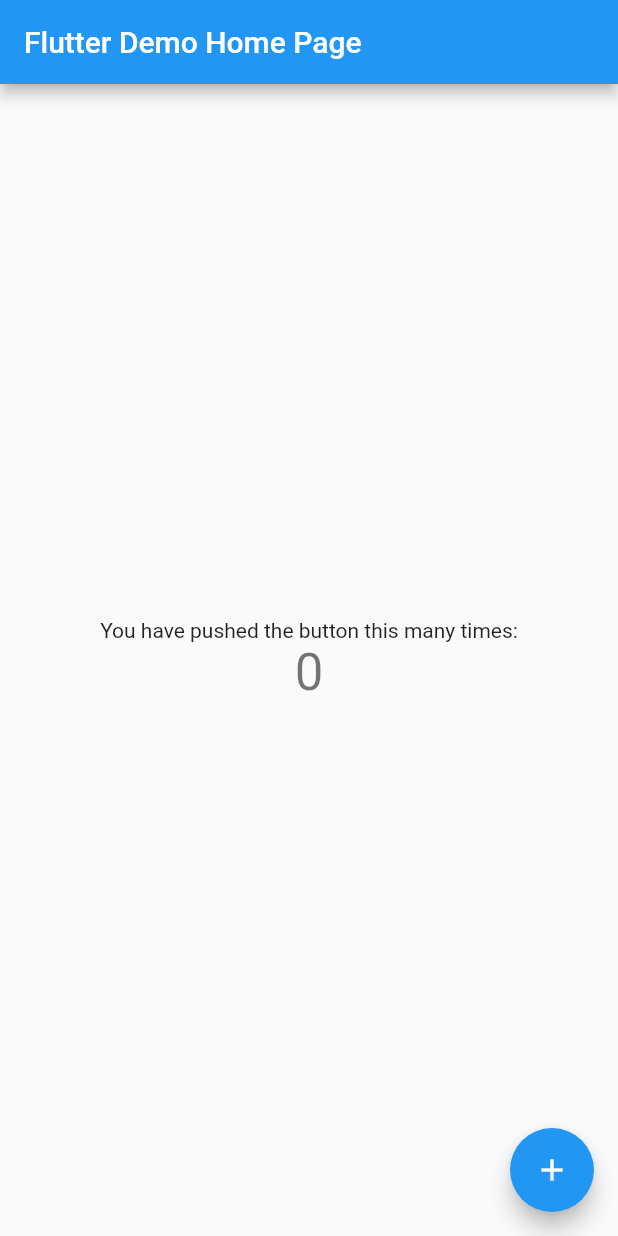
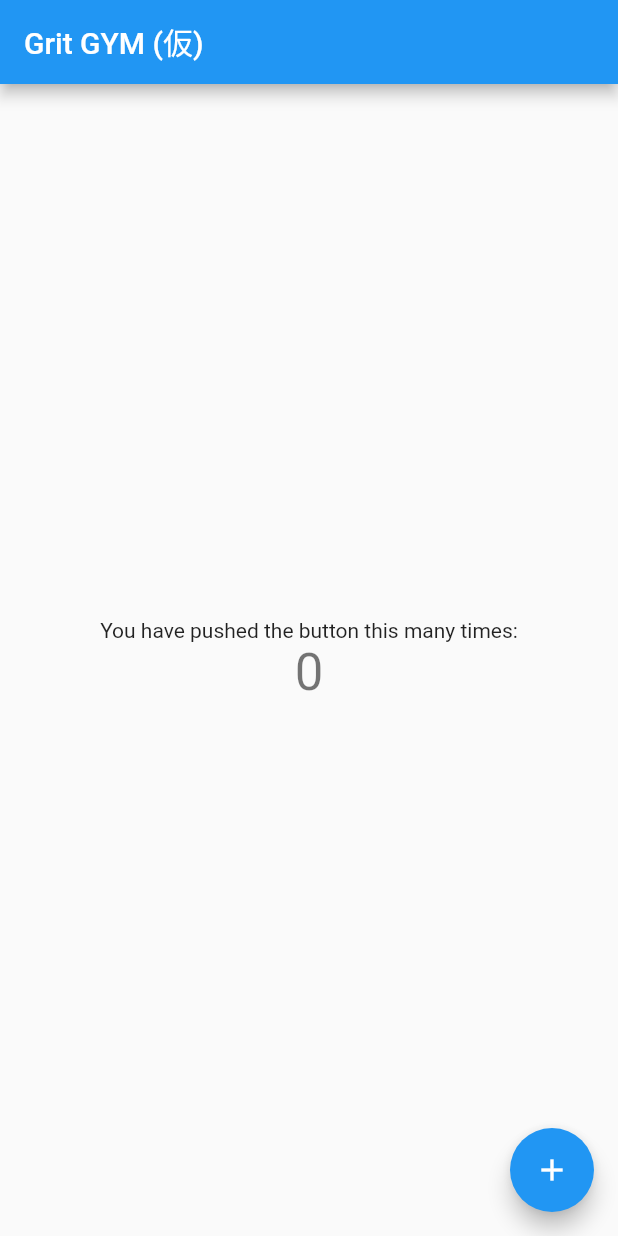
Before and after one commit to haruto-tsuyuri/FlutterTutorial, a Flutter app: the screen it shows after launch, on a phone screen of 412 x 824 dp. Run offline on Flutter 3.47's test engine with Material 2 defaults, Android fonts, the phone set to English and light mode, and no system bars.

Commit message:
タイトル名変更

```diff
--- a/lib/main.dart
+++ b/lib/main.dart
@@ -26,7 +26,7 @@ class MyApp extends StatelessWidget {
         // closer together (more dense) than on mobile platforms.
         visualDensity: VisualDensity.adaptivePlatformDensity,
       ),
-      home: MyHomePage(title: 'Flutter Demo Home Page'),
+      home: MyHomePage(title: 'Grit GYM (仮)'),
     );
   }
 }
```
